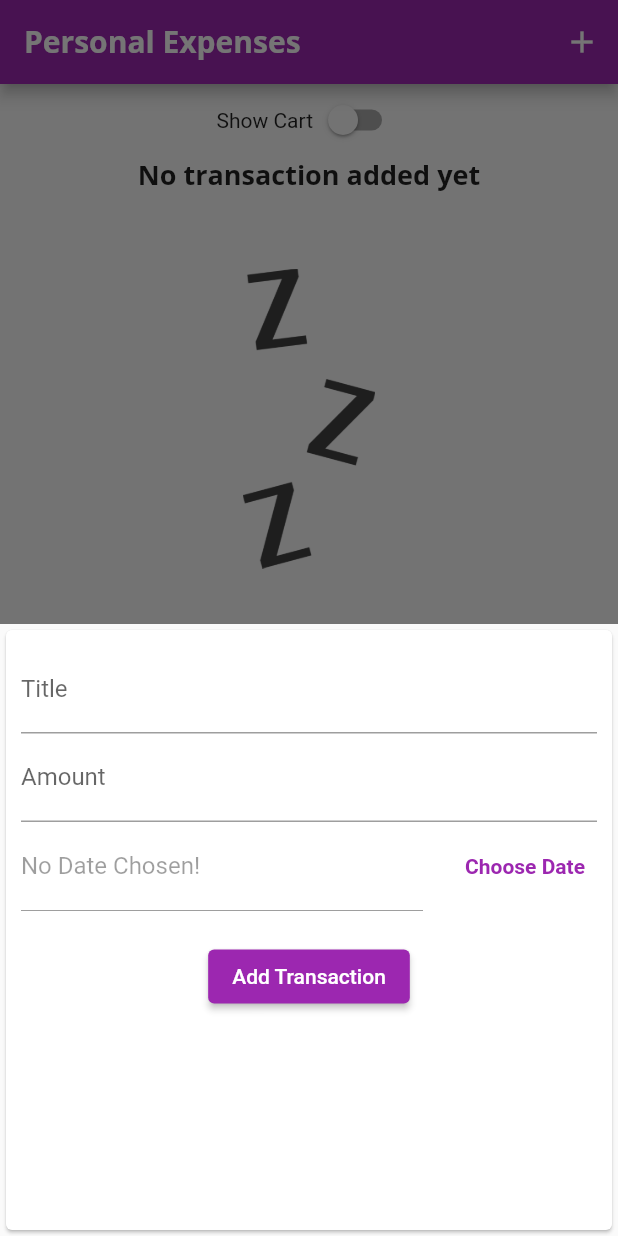
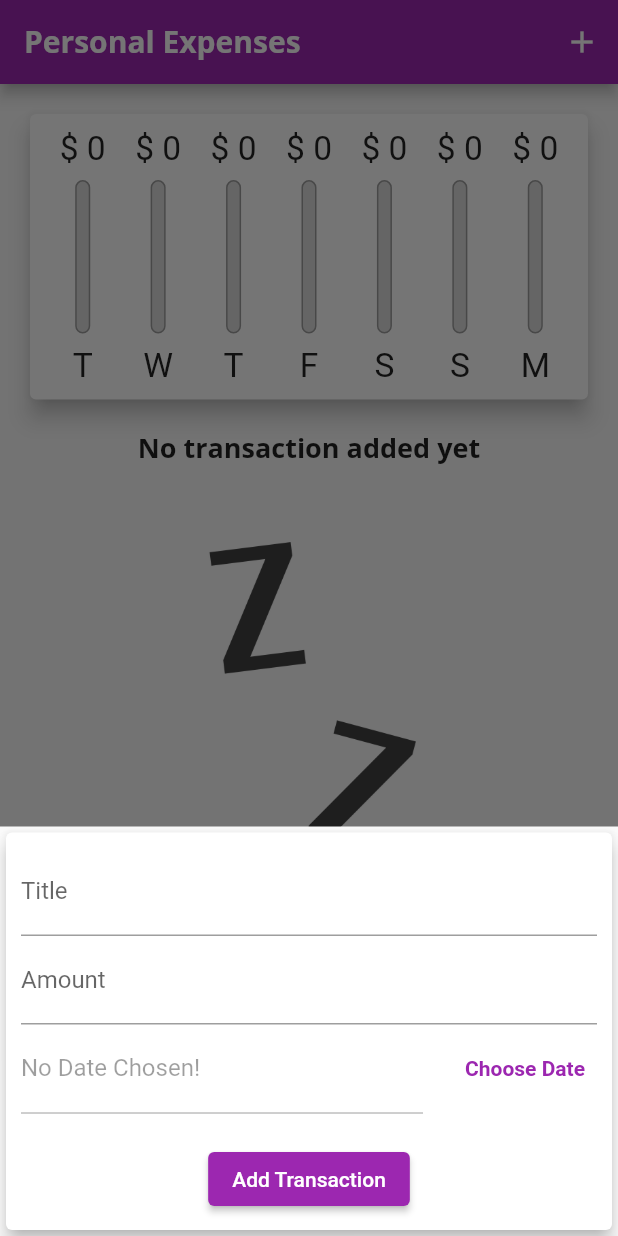
Before and after one commit to IvanSetiawan2001/Expenses_app, a Flutter app: the screen it shows after launch, after a tap on the "add" icon, on a phone screen of 412 x 824 dp. Run offline on Flutter 3.47's test engine with Material 2 defaults, Android fonts, the phone set to English and light mode, and no system bars; missing offline and left inert: dart:js.

Commit message:
finishing responsiveness

```diff
--- a/lib/Widgets/new_transaction.dart
+++ b/lib/Widgets/new_transaction.dart
@@ -42,7 +42,6 @@ class _NewTransactionState extends State<NewTransaction> {
       if (value == null) {
         return;
       }
-
       setState(() {
         _selectDate = value;
       });
@@ -51,11 +50,16 @@ class _NewTransactionState extends State<NewTransaction> {
 
   @override
   Widget build(BuildContext context) {
-    return Card(
+    return SingleChildScrollView(
+      child: Card(
+        elevation: 5,
         child: Container(
-        height: 400,
-        width: double.infinity,
-        padding: EdgeInsets.all(10),
+          padding: EdgeInsets.only(
+            top: 10,
+            left: 10,
+            right: 10,
+            bottom: MediaQuery.of(context).viewInsets.bottom + 10,
+          ),
           child: Column(
             children: [
               TextField(
@@ -119,6 +123,7 @@ class _NewTransactionState extends State<NewTransaction> {
             ],
           ),
         ),
+      ),
     );
   }
 }
--- a/lib/main.dart
+++ b/lib/main.dart
@@ -1,3 +1,5 @@
+import 'dart:js';
+
 import 'package:flutter/material.dart';
 import 'package:flutter/services.dart';
 import 'package:flutter_complete_guide/Widgets/chart.dart';
@@ -121,6 +123,8 @@ class _MyHomePageState extends State<MyHomePage> {
 
   @override
   Widget build(BuildContext context) {
+    final mediaQuery = MediaQuery.of(context);
+    final isLandscape = mediaQuery.orientation == Orientation.landscape;
     final appBar = AppBar(
       title: Text('Personal Expenses'),
       actions: [
@@ -130,6 +134,14 @@ class _MyHomePageState extends State<MyHomePage> {
         )
       ],
     );
+
+    final txListWidget = Container(
+        height: (mediaQuery.size.height -
+                appBar.preferredSize.height -
+                mediaQuery.padding.top) *
+            0.7,
+        child: TransactionList(_userTransaction, _deleteTransaction));
+
     return Scaffold(
       appBar: appBar,
       body: SingleChildScrollView(
@@ -137,6 +149,7 @@ class _MyHomePageState extends State<MyHomePage> {
           mainAxisAlignment: MainAxisAlignment.start,
           crossAxisAlignment: CrossAxisAlignment.stretch,
           children: [
+            if (isLandscape)
               Row(
                 mainAxisAlignment: MainAxisAlignment.center,
                 children: [
@@ -151,20 +164,23 @@ class _MyHomePageState extends State<MyHomePage> {
                   ),
                 ],
               ),
+            if (!isLandscape)
+              Container(
+                  height: (mediaQuery.size.height -
+                          appBar.preferredSize.height -
+                          mediaQuery.padding.top) *
+                      0.3,
+                  child: Chart(_recentTransaction)),
+            if (!isLandscape) txListWidget,
+            if (isLandscape)
               _showChart
                   ? Container(
-                    height: (MediaQuery.of(context).size.height -
+                      height: (mediaQuery.size.height -
                               appBar.preferredSize.height -
-                            MediaQuery.of(context).padding.top) *
+                              mediaQuery.padding.top) *
                           0.7,
                       child: Chart(_recentTransaction))
-                : Container(
-                    height: (MediaQuery.of(context).size.height -
-                            appBar.preferredSize.height -
-                            MediaQuery.of(context).padding.top) *
-                        0.7,
-                    child:
-                        TransactionList(_userTransaction, _deleteTransaction))
+                  : txListWidget
           ],
         ),
       ),
```
Also changed, not shown: lib/Widgets/transaction_list.dart (+22 -5 lines). Lines whose indentation alone changed are shown as unchanged.
